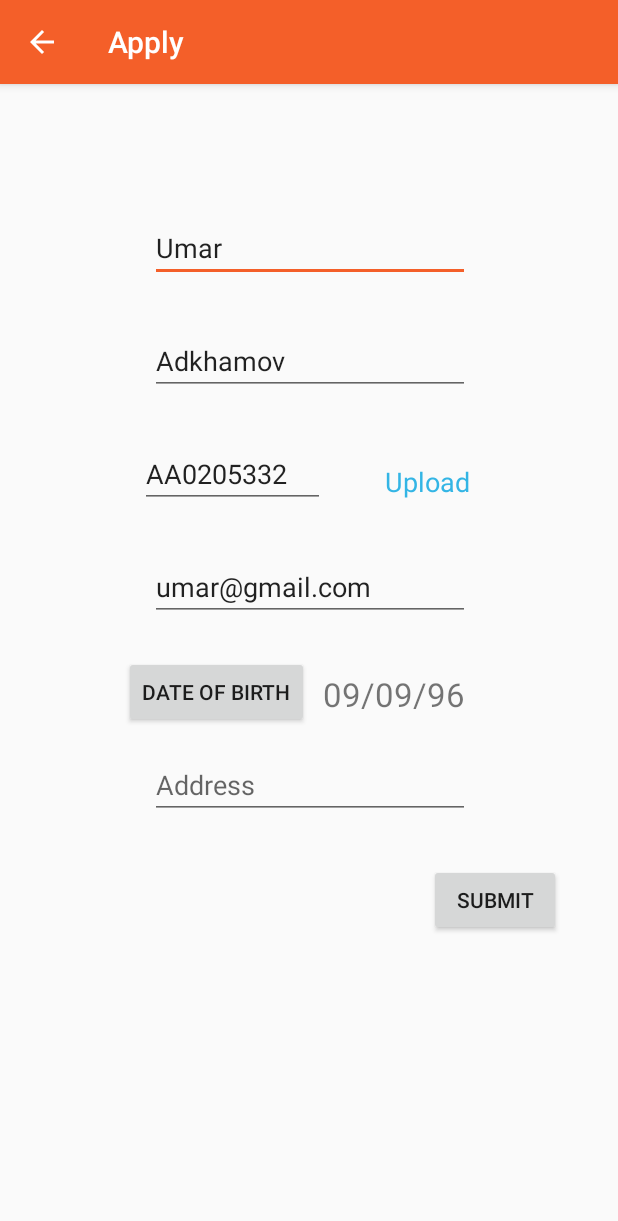
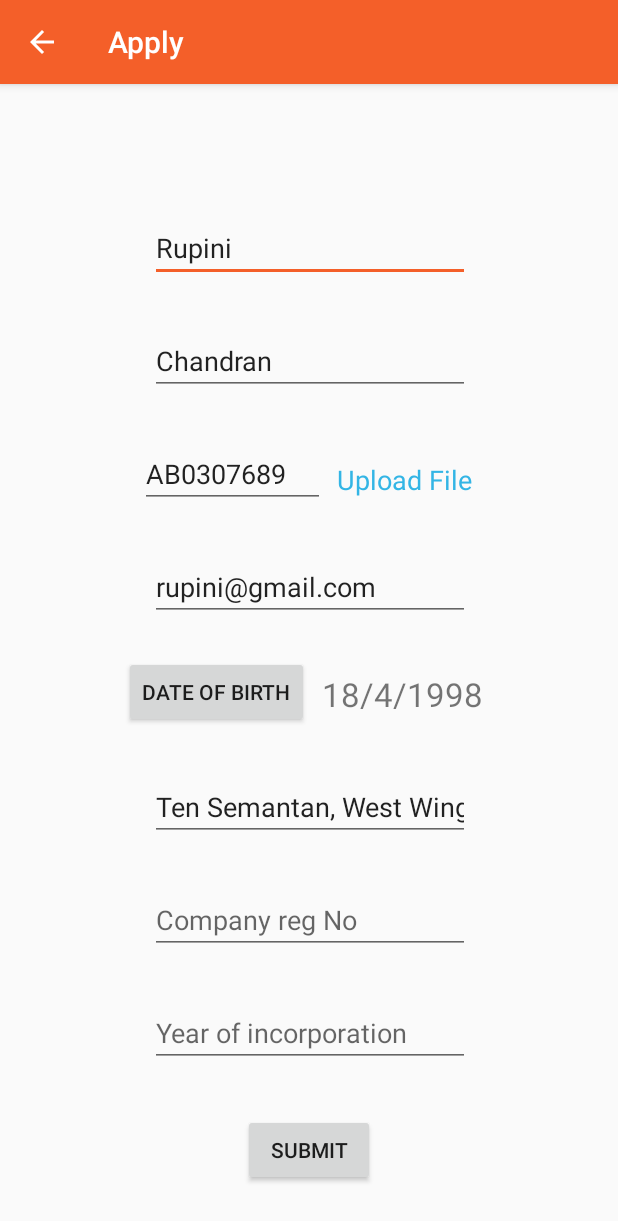
Before and after one commit to UmarAdkham/SignUp, an Android app: the Fields screen opened directly, with no data from a screen before it, on a phone screen of 412 x 824 dp. Shown: the top 1221 px of the screen. Run offline under Robolectric (Android 15) with nearby library versions, the phone set to English and light mode, and no system bars.

Commit message:
Include new fields for sign up and alter some namings

```diff
--- a/app/src/main/java/com/example/umaradkhamov/signup/Appointment.java
+++ b/app/src/main/java/com/example/umaradkhamov/signup/Appointment.java
@@ -88,7 +88,7 @@ public class Appointment extends AppCompatActivity implements AdapterView.OnItem
                 month = month + 1;
                 // Log.d(TAG, "onDateSet: mm/dd/yyy: " + month + "/" + day + "/" + year);
 
-                String date = month + "/" + day + "/" + year;
+                String date = day + "/" + month + "/" + year;
                 appDateTV.setText(date);
             }
         };
--- a/app/src/main/java/com/example/umaradkhamov/signup/Fields.java
+++ b/app/src/main/java/com/example/umaradkhamov/signup/Fields.java
@@ -67,7 +67,7 @@ public class Fields extends AppCompatActivity implements DatePickerDialog.OnDate
                 month = month + 1;
                // Log.d(TAG, "onDateSet: mm/dd/yyy: " + month + "/" + day + "/" + year);
 
-                String date = month + "/" + day + "/" + year;
+                String date = day + "/" + month + "/" + year;
                 dobTV.setText(date);
             }
         };
--- a/app/src/main/java/com/example/umaradkhamov/signup/IPContainer.java
+++ b/app/src/main/java/com/example/umaradkhamov/signup/IPContainer.java
@@ -20,7 +20,7 @@ import java.net.URL;
 import javax.net.ssl.HttpsURLConnection;
 
 public class IPContainer extends AppCompatActivity {
-    static String IP = "10.100.193.66";
+    static String IP = "192.168.0.141";
 
     @Override
     protected void onCreate(Bundle savedInstanceState) {
--- a/app/src/main/java/com/example/umaradkhamov/signup/SignUpCustomer.java
+++ b/app/src/main/java/com/example/umaradkhamov/signup/SignUpCustomer.java
@@ -76,7 +76,7 @@ public class SignUpCustomer extends AppCompatActivity {
             @Override
             public void onDateSet(DatePicker datePicker, int year, int month, int day) {
                 month = month + 1;
-                String date = month + "/" + day + "/" + year;
+                String date = day + "/" + month + "/" + year;
                 dob.setText(date);
 
 
--- a/app/src/main/res/layout/fields_activity.xml
+++ b/app/src/main/res/layout/fields_activity.xml
@@ -20,7 +20,7 @@
             android:ems="10"
             android:hint="Firstname"
             android:inputType="textPersonName"
-            android:text="Umar"
+            android:text="Rupini"
             app:layout_constraintHorizontal_bias="0.502"
             app:layout_constraintLeft_toLeftOf="parent"
             app:layout_constraintRight_toRightOf="parent"
@@ -50,7 +50,7 @@
             android:ems="10"
             android:hint="Lastname"
             android:inputType="textPersonName"
-            android:text="Adkhamov"
+            android:text="Chandran"
             app:layout_constraintHorizontal_bias="0.502"
             app:layout_constraintLeft_toLeftOf="parent"
             app:layout_constraintRight_toRightOf="parent"
@@ -66,7 +66,7 @@
             android:ems="10"
             android:hint="Passport Number"
             android:inputType="textPersonName"
-            android:text="AA0205332"
+            android:text="AB0307689"
             app:layout_constraintHorizontal_bias="0.314"
             app:layout_constraintLeft_toLeftOf="parent"
             app:layout_constraintRight_toRightOf="parent"
@@ -80,7 +80,7 @@
             android:ems="10"
             android:hint="Email"
             android:inputType="textPersonName"
-            android:text="umar@gmail.com"
+            android:text="rupini@gmail.com"
             app:layout_constraintHorizontal_bias="0.502"
             app:layout_constraintLeft_toLeftOf="parent"
             app:layout_constraintRight_toRightOf="parent"
@@ -90,19 +90,17 @@
             android:id="@+id/adress"
             android:layout_width="wrap_content"
             android:layout_height="wrap_content"
-            android:layout_marginBottom="15dp"
             android:layout_marginLeft="8dp"
             android:layout_marginRight="8dp"
+            android:layout_marginTop="30dp"
             android:ems="10"
             android:hint="Address"
             android:inputType="textPersonName"
-            app:layout_constraintBottom_toBottomOf="parent"
+            android:text="Ten Semantan, West Wing 12-04"
+            app:layout_constraintHorizontal_bias="0.503"
             app:layout_constraintLeft_toLeftOf="parent"
             app:layout_constraintRight_toRightOf="parent"
-            app:layout_constraintHorizontal_bias="0.503"
-            android:layout_marginTop="8dp"
-            app:layout_constraintTop_toBottomOf="@+id/dobBtn"
-            app:layout_constraintVertical_bias="0.107" />
+            app:layout_constraintTop_toBottomOf="@+id/dobBtn" />
 
         <Button
             android:id="@+id/submitForm"
@@ -110,12 +108,11 @@
             android:layout_height="wrap_content"
             android:layout_marginLeft="8dp"
             android:layout_marginRight="8dp"
-            android:layout_marginTop="30dp"
             android:text="Submit"
-            app:layout_constraintHorizontal_bias="0.903"
             app:layout_constraintLeft_toLeftOf="parent"
             app:layout_constraintRight_toRightOf="parent"
-            app:layout_constraintTop_toBottomOf="@+id/adress" />
+            android:layout_marginTop="31dp"
+            app:layout_constraintTop_toBottomOf="@+id/editText2" />
 
         <Button
             android:id="@+id/dobBtn"
@@ -137,7 +134,7 @@
             android:layout_marginLeft="8dp"
             android:layout_marginRight="8dp"
             android:layout_marginTop="34dp"
-            android:text="09/09/96"
+            android:text="18/4/1998"
             android:textSize="22sp"
             app:layout_constraintHorizontal_bias="0.012"
             app:layout_constraintLeft_toRightOf="@+id/dobBtn"
@@ -150,13 +147,39 @@
             android:layout_height="wrap_content"
             android:layout_marginLeft="8dp"
             android:layout_marginRight="8dp"
-            android:layout_marginTop="45dp"
-            android:text="Upload"
+            android:layout_marginTop="44dp"
+            android:text="Upload File"
             android:textColor="@android:color/holo_blue_light"
             android:textSize="18sp"
-            app:layout_constraintHorizontal_bias="0.262"
+            app:layout_constraintHorizontal_bias="0.0"
             app:layout_constraintLeft_toRightOf="@+id/passportNo"
             app:layout_constraintRight_toRightOf="parent"
             app:layout_constraintTop_toBottomOf="@+id/lastname" />
+
+        <EditText
+            android:id="@+id/editText"
+            android:layout_width="wrap_content"
+            android:layout_height="wrap_content"
+            android:layout_marginTop="30dp"
+            android:ems="10"
+            android:hint="Company reg No"
+            android:inputType="textPersonName"
+            app:layout_constraintHorizontal_bias="0.502"
+            app:layout_constraintLeft_toLeftOf="parent"
+            app:layout_constraintRight_toRightOf="parent"
+            app:layout_constraintTop_toBottomOf="@+id/adress" />
+
+        <EditText
+            android:id="@+id/editText2"
+            android:layout_width="wrap_content"
+            android:layout_height="wrap_content"
+            android:layout_marginTop="30dp"
+            android:ems="10"
+            android:hint="Year of incorporation"
+            android:inputType="textPersonName"
+            app:layout_constraintHorizontal_bias="0.502"
+            app:layout_constraintLeft_toLeftOf="parent"
+            app:layout_constraintRight_toRightOf="parent"
+            app:layout_constraintTop_toBottomOf="@+id/editText" />
     </android.support.constraint.ConstraintLayout>
 </ScrollView>
--- a/app/src/main/res/layout/see_you_activity.xml
+++ b/app/src/main/res/layout/see_you_activity.xml
@@ -249,7 +249,7 @@
         android:layout_height="wrap_content"
         android:layout_marginLeft="16dp"
         android:layout_marginRight="8dp"
-        android:layout_marginTop="262dp"
+        android:layout_marginTop="268dp"
         android:text="Follow the  Route"
         android:textSize="18sp"
         android:textStyle="bold"
--- a/app/src/main/res/values/colors.xml
+++ b/app/src/main/res/values/colors.xml
@@ -5,6 +5,8 @@
     <color name="colorAccent">#f45f29</color>
     <color name="colorBlack">#000000</color>
     <color name="colorWhite">#ada88c</color>
+    <color name="colorRed">#ff2007</color>
+
 
 
 </resources>
```
Also changed, not shown: app/src/main/res/layout/activity_log_in_customer.xml (+5 -2 lines), app/src/main/res/layout/appointment_activity.xml (+4 -4 lines).
